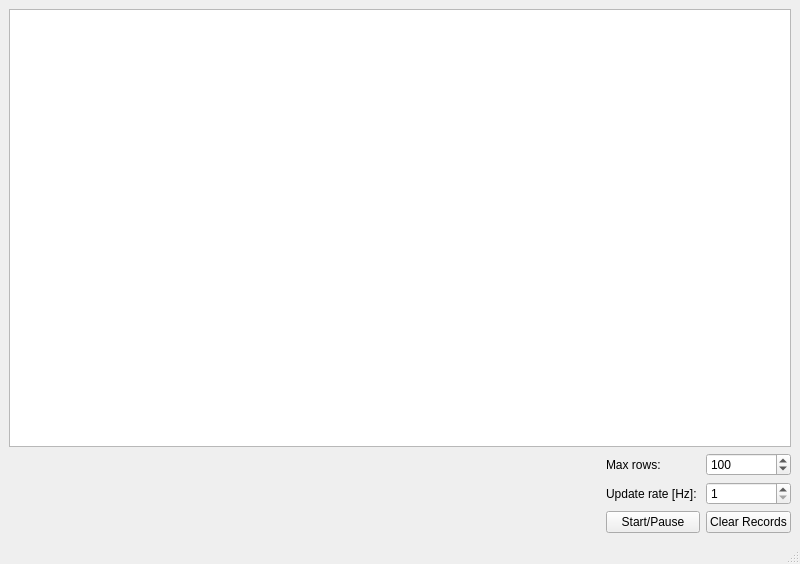
Before: the Qt Designer form src/gui/analyzer.ui in nevtum/XSeriesTestTool, drawn with Qt 5.
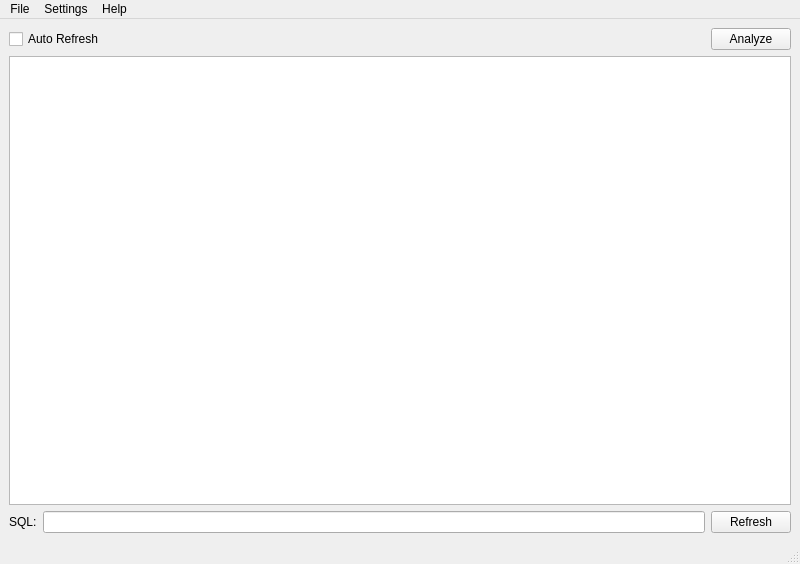
After: the same form once the commit is applied.

Commit message: decoupling of gui components. added manual sql query support. experiments with child windows.

Diff of the .ui file:
```diff
--- a/src/gui/analyzer.ui
+++ b/src/gui/analyzer.ui
@@ -14,97 +14,82 @@
    <string>MainWindow</string>
   </property>
   <widget class="QWidget" name="centralwidget">
-   <layout class="QVBoxLayout" name="verticalLayout">
+   <layout class="QVBoxLayout" name="verticalLayout_2">
     <item>
-     <widget class="QTableView" name="tableView">
-      <property name="verticalScrollBarPolicy">
-       <enum>Qt::ScrollBarAsNeeded</enum>
-      </property>
-      <property name="alternatingRowColors">
-       <bool>true</bool>
-      </property>
-      <property name="selectionMode">
-       <enum>QAbstractItemView::SingleSelection</enum>
-      </property>
-      <property name="selectionBehavior">
-       <enum>QAbstractItemView::SelectRows</enum>
-      </property>
-      <property name="gridStyle">
-       <enum>Qt::DashLine</enum>
-      </property>
-      <property name="sortingEnabled">
-       <bool>false</bool>
-      </property>
-     </widget>
-    </item>
-    <item>
-     <layout class="QGridLayout" name="gridLayout">
-      <item row="0" column="1">
-       <widget class="QLabel" name="label">
-        <property name="text">
-         <string>Max rows:</string>
-        </property>
-       </widget>
+     <layout class="QVBoxLayout" name="verticalLayout">
+      <item>
+       <layout class="QHBoxLayout" name="horizontalLayout">
+        <item>
+         <widget class="QCheckBox" name="checkBox">
+          <property name="text">
+           <string>Auto Refresh</string>
+          </property>
+         </widget>
+        </item>
+        <item>
+         <spacer name="horizontalSpacer">
+          <property name="orientation">
+           <enum>Qt::Horizontal</enum>
+          </property>
+          <property name="sizeHint" stdset="0">
+           <size>
+            <width>40</width>
+            <height>20</height>
+           </size>
+          </property>
+         </spacer>
+        </item>
+        <item>
+         <widget class="QPushButton" name="btnAnalyze">
+          <property name="text">
+           <string>Analyze</string>
+          </property>
+         </widget>
+        </item>
+       </layout>
       </item>
-      <item row="0" column="2">
-       <widget class="QSpinBox" name="spinBox">
-        <property name="minimum">
-         <number>20</number>
+      <item>
+       <widget class="QTableView" name="tableView">
+        <property name="verticalScrollBarPolicy">
+         <enum>Qt::ScrollBarAsNeeded</enum>
         </property>
-        <property name="maximum">
-         <number>1000</number>
+        <property name="alternatingRowColors">
+         <bool>true</bool>
         </property>
-        <property name="value">
-         <number>100</number>
+        <property name="selectionMode">
+         <enum>QAbstractItemView::SingleSelection</enum>
         </property>
-       </widget>
-      </item>
-      <item row="1" column="0">
-       <spacer name="horizontalSpacer">
-        <property name="orientation">
-         <enum>Qt::Horizontal</enum>
+        <property name="selectionBehavior">
+         <enum>QAbstractItemView::SelectRows</enum>
         </property>
-        <property name="sizeHint" stdset="0">
-         <size>
-          <width>40</width>
-          <height>20</height>
-         </size>
+        <property name="gridStyle">
+         <enum>Qt::DashLine</enum>
         </property>
-       </spacer>
-      </item>
-      <item row="1" column="1">
-       <widget class="QLabel" name="label_2">
-        <property name="text">
-         <string>Update rate [Hz]: </string>
+        <property name="sortingEnabled">
+         <bool>false</bool>
         </property>
        </widget>
       </item>
-      <item row="1" column="2">
-       <widget class="QSpinBox" name="spinBox_2">
-        <property name="minimum">
-         <number>1</number>
-        </property>
-        <property name="maximum">
-         <number>5</number>
-        </property>
-        <property name="value">
-         <number>1</number>
-        </property>
-       </widget>
-      </item>
-      <item row="2" column="2">
-       <widget class="QPushButton" name="btnClear">
-        <property name="text">
-         <string>Clear Records</string>
-        </property>
-       </widget>
-      </item>
-      <item row="2" column="1">
-       <widget class="QPushButton" name="pushButton">
-        <property name="text">
-         <string>Start/Pause</string>
-        </property>
-       </widget>
+      <item>
+       <layout class="QGridLayout" name="gridLayout">
+        <item row="0" column="0">
+         <widget class="QLabel" name="label_3">
+          <property name="text">
+           <string>SQL:</string>
+          </property>
+         </widget>
+        </item>
+        <item row="0" column="1">
+         <widget class="QLineEdit" name="lineEdit"/>
+        </item>
+        <item row="0" column="2">
+         <widget class="QPushButton" name="btnRefresh">
+          <property name="text">
+           <string>Refresh</string>
+          </property>
+         </widget>
+        </item>
+       </layout>
       </item>
      </layout>
     </item>
@@ -119,6 +104,29 @@
      <height>26</height>
     </rect>
    </property>
+   <widget class="QMenu" name="menuSettings">
+    <property name="title">
+     <string>Settings</string>
+    </property>
+    <addaction name="actionSet_Maximum_Rows"/>
+   </widget>
+   <widget class="QMenu" name="menuSerial">
+    <property name="title">
+     <string>File</string>
+    </property>
+    <addaction name="actionRecord_Data"/>
+    <addaction name="separator"/>
+    <addaction name="actionQuit"/>
+   </widget>
+   <widget class="QMenu" name="menuAbout">
+    <property name="title">
+     <string>Help</string>
+    </property>
+    <addaction name="actionAbout"/>
+   </widget>
+   <addaction name="menuSerial"/>
+   <addaction name="menuSettings"/>
+   <addaction name="menuAbout"/>
   </widget>
   <widget class="QStatusBar" name="statusbar"/>
  </widget>
```
Left out of the diff: 55 changed lines with no effect on the pictures. The commit also changes 6 other files.
